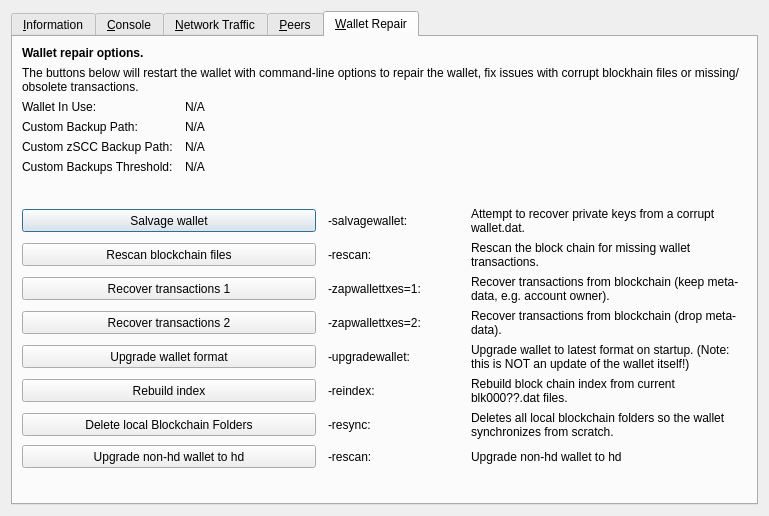
Qt form src/qt/forms/rpcconsole.ui (stakecube/stakecubecoin-archive) before a commit.
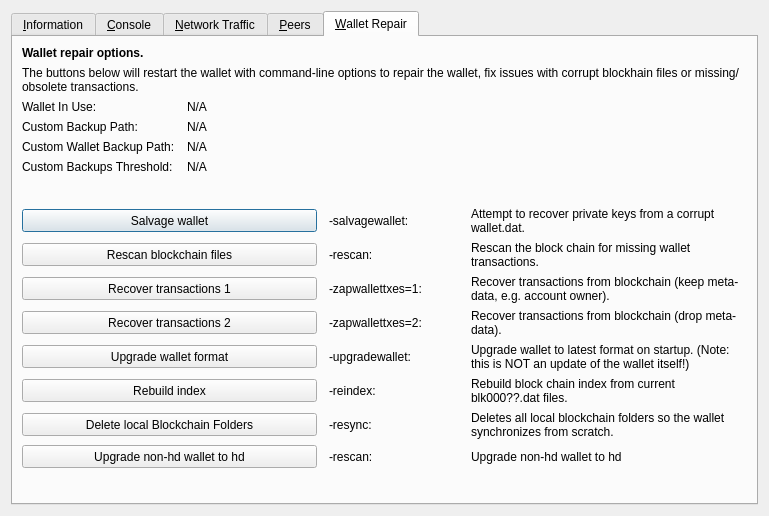
The same form after that commit. The open tabs and pages were chosen to show the change. Icons and pictures are not drawn. Custom widgets are drawn as their Qt base class.

Diff of the .ui file:
```diff
--- a/src/qt/forms/rpcconsole.ui
+++ b/src/qt/forms/rpcconsole.ui
@@ -1359,7 +1359,7 @@
           <bool>false</bool>
          </property>
          <property name="text">
-          <string>Custom zSCC Backup Path:</string>
+          <string>Custom Wallet Backup Path:</string>
          </property>
         </widget>
        </item>
```
